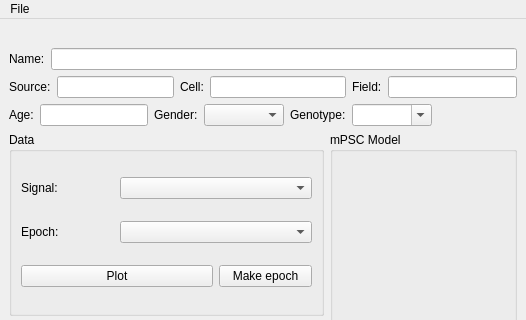
ctigaret/scipyen, file ephys/mPSCDetectWindow.ui: the form before one commit; both pictures show x 0 to 526 and y 0 to 320 of the 526 by 666 pixel window.
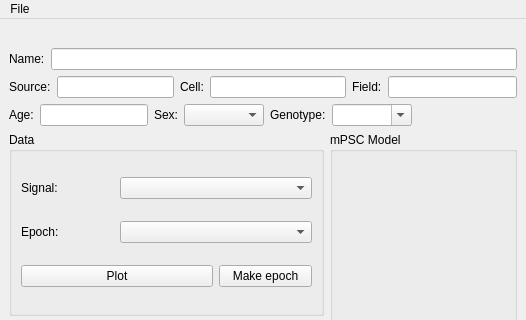
The form after the commit. Icons and pictures are not drawn.

What changed in the file:
```diff
--- a/ephys/mPSCDetectWindow.ui
+++ b/ephys/mPSCDetectWindow.ui
@@ -237,7 +237,7 @@
                </sizepolicy>
               </property>
               <property name="text">
-               <string>Gender:</string>
+               <string>Sex:</string>
               </property>
              </widget>
             </item>
```
Left out of the diff: 2 changed lines with no effect on the pictures.
